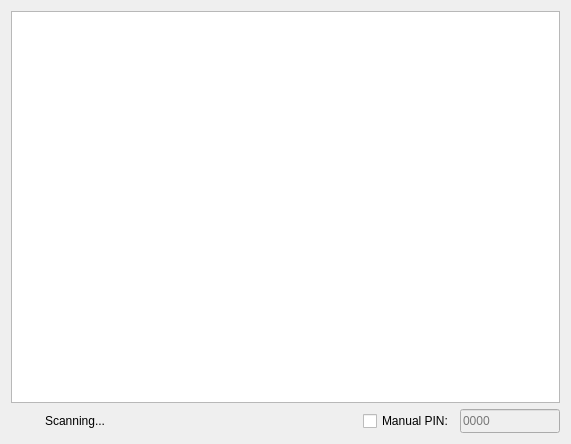
First picture: the form in src/wizard/pages/discover.ui, repository KDE/bluedevil, before the edit.
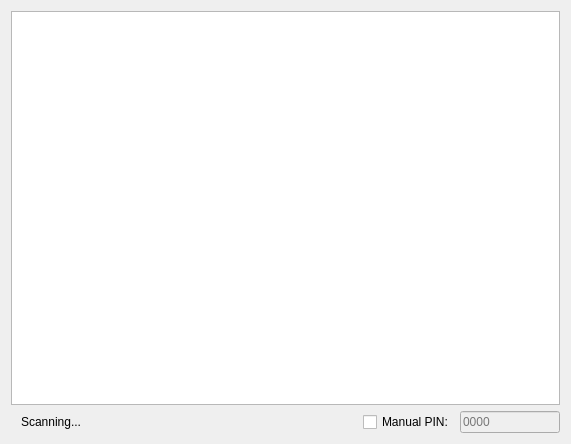
Second picture: the form after the edit. Custom widgets are drawn as their Qt base class.

Commit message:
Use KBusyIndicatorWidget
Makes it high-dpi capable and just looks smoother.

Diff of the .ui file:
```diff
--- a/src/wizard/pages/discover.ui
+++ b/src/wizard/pages/discover.ui
@@ -29,19 +29,7 @@
      <item>
       <layout class="QHBoxLayout" name="horizontalLayout_2">
        <item>
-        <widget class="QWidget" name="working" native="true">
-         <property name="minimumSize">
-          <size>
-           <width>24</width>
-           <height>24</height>
-          </size>
-         </property>
-         <property name="maximumSize">
-          <size>
-           <width>24</width>
-           <height>24</height>
-          </size>
-         </property>
+        <widget class="KBusyIndicatorWidget" name="busyIndicator" native="true">
         </widget>
        </item>
        <item>
@@ -121,6 +109,13 @@
    </item>
   </layout>
  </widget>
+  <customwidgets>
+  <customwidget>
+   <class>KBusyIndicatorWidget</class>
+   <extends>QWidget</extends>
+   <header>kbusyindicatorwidget.h</header>
+  </customwidget>
+ </customwidgets>
  <resources/>
  <connections/>
 </ui>
```
The commit also changes 1 other file.
